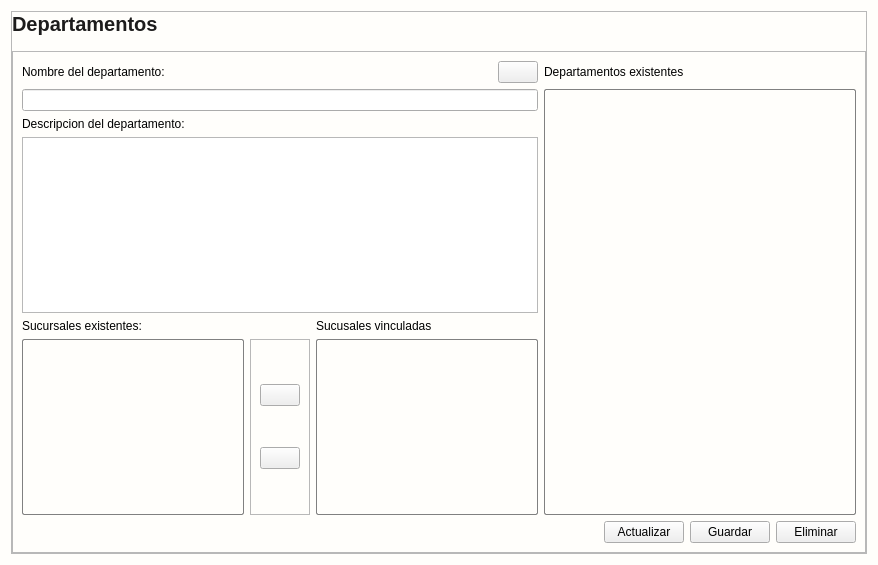
Above: app/View/UserInterfaceUi/UI_CONTROL_DEPARTAMENTOS.ui from LAngelVp/software-punto-de-venta before the change. Below: the same form after it.
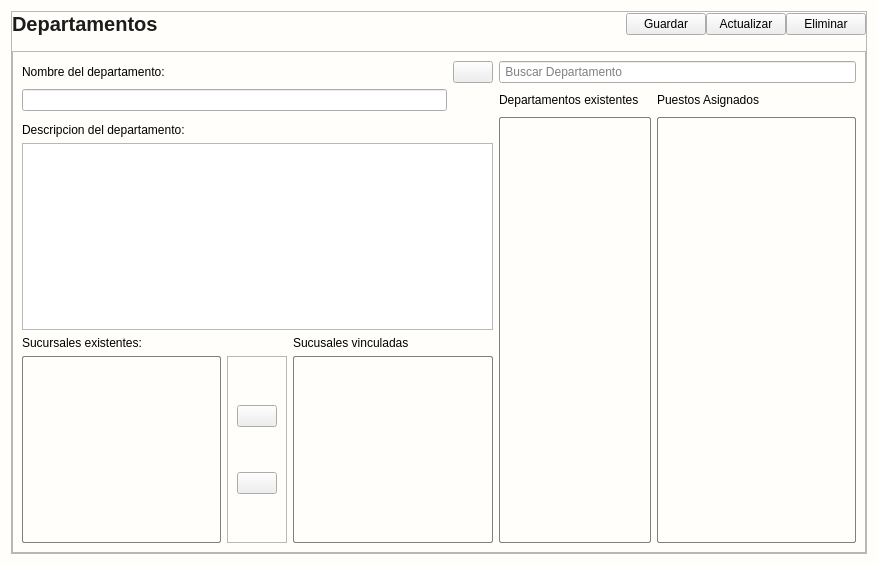
That is the form after the change. Icons and pictures are not drawn.

```diff
--- a/app/View/UserInterfaceUi/UI_CONTROL_DEPARTAMENTOS.ui
+++ b/app/View/UserInterfaceUi/UI_CONTROL_DEPARTAMENTOS.ui
@@ -159,6 +159,43 @@
       <property name="verticalSpacing">
        <number>15</number>
       </property>
+      <item row="0" column="2">
+       <widget class="QPushButton" name="btn_btn_guardar">
+        <property name="cursor">
+         <cursorShape>PointingHandCursor</cursorShape>
+        </property>
+        <property name="text">
+         <string>Guardar</string>
+        </property>
+       </widget>
+      </item>
+      <item row="0" column="4">
+       <widget class="QPushButton" name="btn_btn_eliminar">
+        <property name="cursor">
+         <cursorShape>PointingHandCursor</cursorShape>
+        </property>
+        <property name="text">
+         <string>Eliminar</string>
+        </property>
+       </widget>
+      </item>
+      <item row="0" column="3">
+       <widget class="QPushButton" name="btn_btn_actualizar">
+        <property name="cursor">
+         <cursorShape>PointingHandCursor</cursorShape>
+        </property>
+        <property name="text">
+         <string>Actualizar</string>
+        </property>
+       </widget>
+      </item>
+      <item row="0" column="0">
+       <widget class="QLabel" name="etiquetaTitulo">
+        <property name="text">
+         <string>Departamentos</string>
+        </property>
+       </widget>
+      </item>
       <item row="0" column="1">
        <spacer name="horizontalSpacer">
         <property name="orientation">
@@ -172,14 +209,7 @@
         </property>
        </spacer>
       </item>
-      <item row="0" column="0">
-       <widget class="QLabel" name="etiquetaTitulo">
-        <property name="text">
-         <string>Departamentos</string>
-        </property>
-       </widget>
-      </item>
-      <item row="1" column="0" colspan="4">
+      <item row="1" column="0" colspan="6">
        <widget class="QFrame" name="contenedor_formulario">
         <property name="frameShape">
          <enum>QFrame::StyledPanel</enum>
@@ -188,7 +218,54 @@
          <enum>QFrame::Raised</enum>
         </property>
         <layout class="QGridLayout" name="gridLayout_4">
-         <item row="0" column="3">
+         <item row="3" column="5" rowspan="5" colspan="3">
+          <widget class="QListWidget" name="lista_departamentosexistentes"/>
+         </item>
+         <item row="5" column="0" colspan="4">
+          <widget class="QPlainTextEdit" name="txtlargo_descripciondepartamento">
+           <property name="cursor" stdset="0">
+            <cursorShape>IBeamCursor</cursorShape>
+           </property>
+          </widget>
+         </item>
+         <item row="4" column="0">
+          <widget class="QLabel" name="etiqueta_descripciondepartamento">
+           <property name="text">
+            <string>Descripcion del departamento:</string>
+           </property>
+          </widget>
+         </item>
+         <item row="6" column="0">
+          <widget class="QLabel" name="etiquetasubtitulo_sucursalesexistentes">
+           <property name="text">
+            <string>Sucursales existentes:</string>
+           </property>
+          </widget>
+         </item>
+         <item row="1" column="0">
+          <widget class="QLabel" name="etiqueta_nombredepartamento">
+           <property name="text">
+            <string>Nombre del departamento:</string>
+           </property>
+          </widget>
+         </item>
+         <item row="7" column="0">
+          <widget class="QListWidget" name="lista_sucursalesexistentes"/>
+         </item>
+         <item row="1" column="2">
+          <spacer name="horizontalSpacer_2">
+           <property name="orientation">
+            <enum>Qt::Horizontal</enum>
+           </property>
+           <property name="sizeHint" stdset="0">
+            <size>
+             <width>40</width>
+             <height>20</height>
+            </size>
+           </property>
+          </spacer>
+         </item>
+         <item row="1" column="3">
           <widget class="QPushButton" name="btn_btn_limpiar">
            <property name="cursor">
             <cursorShape>PointingHandCursor</cursorShape>
@@ -208,7 +285,7 @@
            </property>
           </widget>
          </item>
-         <item row="5" column="2" colspan="2">
+         <item row="6" column="2" colspan="2">
           <widget class="QLabel" name="etiquetasubtitulo_sucursalesvinculadas">
            <property name="text">
             <string>Sucusales vinculadas</string>
@@ -218,57 +295,10 @@
            </property>
           </widget>
          </item>
-         <item row="6" column="2" colspan="2">
+         <item row="7" column="2" colspan="2">
           <widget class="QListWidget" name="lista_sucursalesvinculadas"/>
          </item>
-         <item row="2" column="0" colspan="4">
-          <widget class="QLineEdit" name="txt_nombredepartamento"/>
-         </item>
-         <item row="3" column="0">
-          <widget class="QLabel" name="etiqueta_descripciondepartamento">
-           <property name="text">
-            <string>Descripcion del departamento:</string>
-           </property>
-          </widget>
-         </item>
-         <item row="5" column="0">
-          <widget class="QLabel" name="etiquetasubtitulo_sucursalesexistentes">
-           <property name="text">
-            <string>Sucursales existentes:</string>
-           </property>
-          </widget>
-         </item>
-         <item row="6" column="0">
-          <widget class="QListWidget" name="lista_sucursalesexistentes"/>
-         </item>
-         <item row="7" column="6">
-          <widget class="QPushButton" name="btn_btn_guardar">
-           <property name="cursor">
-            <cursorShape>PointingHandCursor</cursorShape>
-           </property>
-           <property name="text">
-            <string>Guardar</string>
-           </property>
-          </widget>
-         </item>
-         <item row="0" column="0">
-          <widget class="QLabel" name="etiqueta_nombredepartamento">
-           <property name="text">
-            <string>Nombre del departamento:</string>
-           </property>
-          </widget>
-         </item>
-         <item row="7" column="7">
-          <widget class="QPushButton" name="btn_btn_eliminar">
-           <property name="cursor">
-            <cursorShape>PointingHandCursor</cursorShape>
-           </property>
-           <property name="text">
-            <string>Eliminar</string>
-           </property>
-          </widget>
-         </item>
-         <item row="6" column="1">
+         <item row="7" column="1">
           <widget class="QFrame" name="contenedor_botonesvincular">
            <property name="frameShape">
             <enum>QFrame::StyledPanel</enum>
@@ -314,46 +344,33 @@
            </layout>
           </widget>
          </item>
-         <item row="0" column="2">
-          <spacer name="horizontalSpacer_2">
-           <property name="orientation">
-            <enum>Qt::Horizontal</enum>
-           </property>
-           <property name="sizeHint" stdset="0">
-            <size>
-             <width>40</width>
-             <height>20</height>
-            </size>
-           </property>
-          </spacer>
+         <item row="3" column="8" rowspan="5">
+          <widget class="QListWidget" name="lista_puestosasignados"/>
          </item>
-         <item row="4" column="0" colspan="4">
-          <widget class="QPlainTextEdit" name="txtlargo_descripciondepartamento">
-           <property name="cursor" stdset="0">
-            <cursorShape>IBeamCursor</cursorShape>
-           </property>
-          </widget>
+         <item row="2" column="0" colspan="3">
+          <widget class="QLineEdit" name="txt_nombredepartamento"/>
          </item>
-         <item row="7" column="5" alignment="Qt::AlignRight">
-          <widget class="QPushButton" name="btn_btn_actualizar">
-           <property name="cursor">
-            <cursorShape>PointingHandCursor</cursorShape>
-           </property>
+         <item row="2" column="8">
+          <widget class="QLabel" name="etiquetasubtitulo_puestosasignados">
            <property name="text">
-            <string>Actualizar</string>
+            <string>Puestos Asignados</string>
            </property>
           </widget>
          </item>
-         <item row="2" column="5" rowspan="5" colspan="3">
-          <widget class="QListWidget" name="lista_departamentosexistentes"/>
-         </item>
-         <item row="0" column="5">
+         <item row="2" column="5">
           <widget class="QLabel" name="etiquetasubtitulo_departamentosexistentes">
            <property name="text">
             <string>Departamentos existentes</string>
            </property>
           </widget>
          </item>
+         <item row="1" column="5" colspan="4">
+          <widget class="QLineEdit" name="txt_buscardepartamento">
+           <property name="placeholderText">
+            <string> Buscar Departamento</string>
+           </property>
+          </widget>
+         </item>
         </layout>
        </widget>
       </item>
```
Left out of the diff: 2 changed lines with no effect on the pictures.
